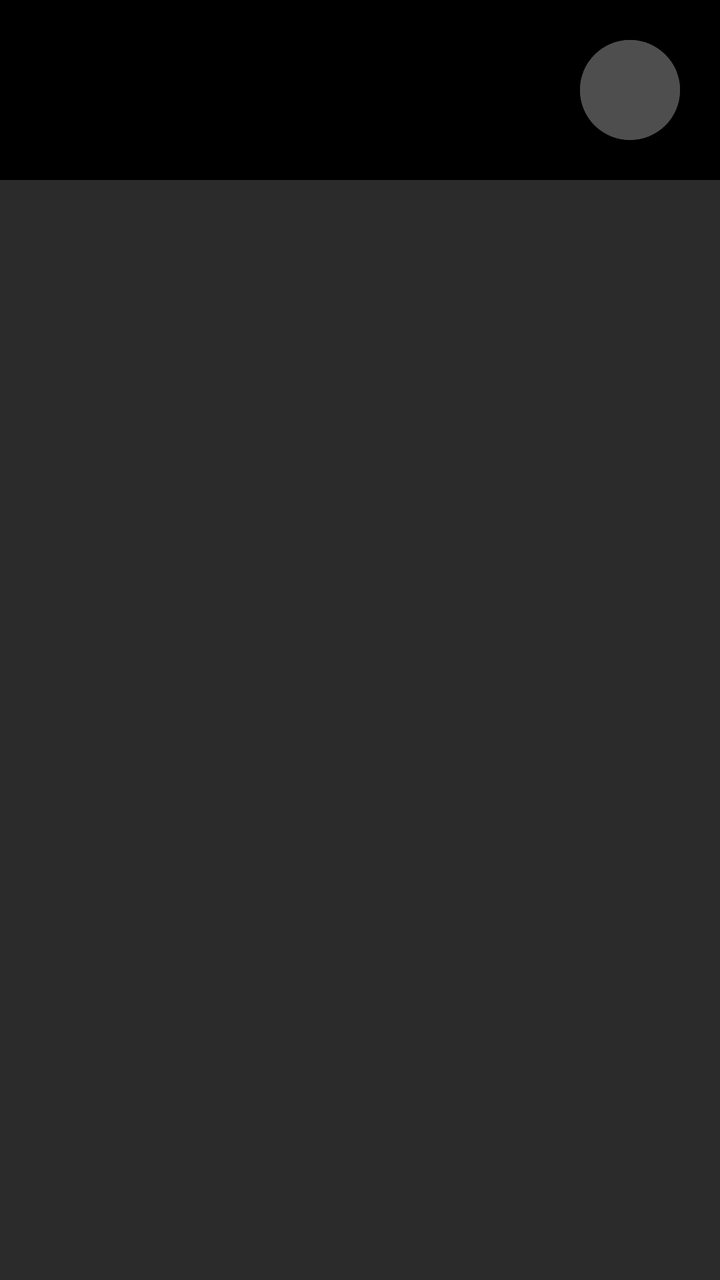
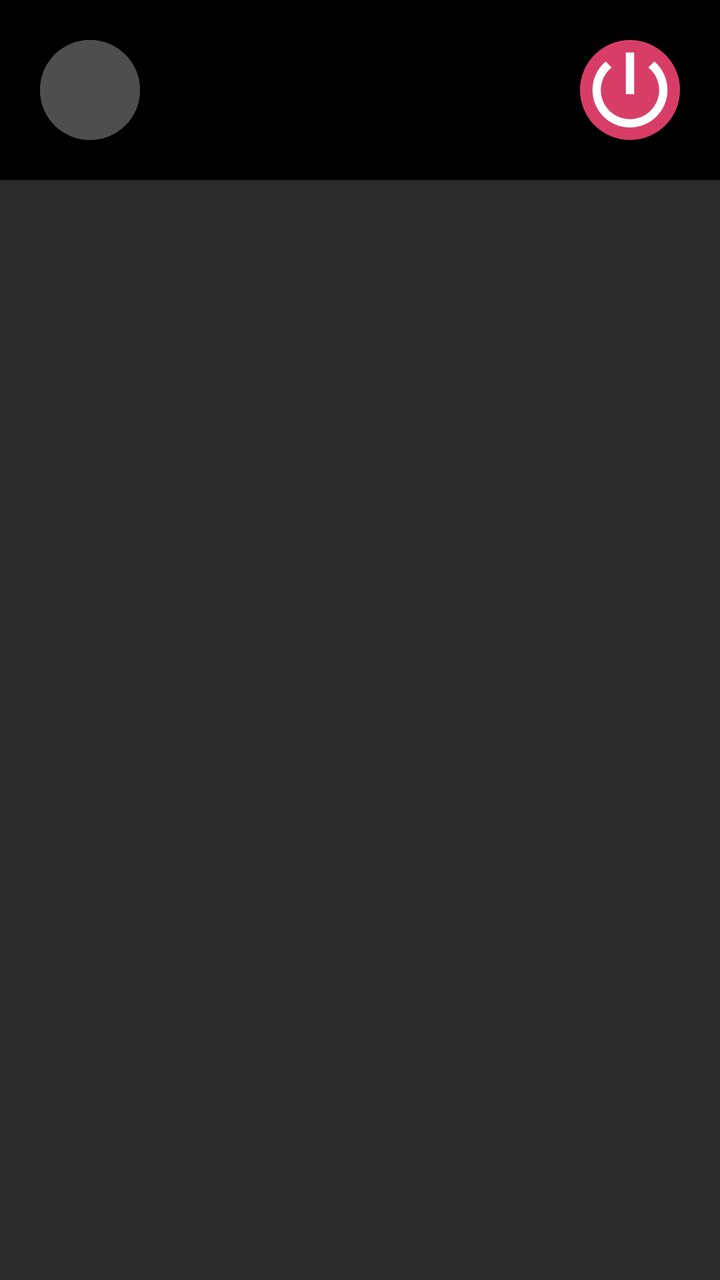

The first picture is an Android layout as it rendered before a commit; the second is the same layout after the commit. The layout source and the unified diff follow.
<!-- AndroidManifest.xml: application theme Theme.SignIn_App -->
<!-- res/layout/activity_main.xml -->
<?xml version="1.0" encoding="utf-8"?>
<androidx.constraintlayout.widget.ConstraintLayout xmlns:android="http://schemas.android.com/apk/res/android"
    xmlns:app="http://schemas.android.com/apk/res-auto"
    xmlns:tools="http://schemas.android.com/tools"
    android:id="@+id/main"
    android:layout_width="match_parent"
    android:layout_height="match_parent"
    android:fitsSystemWindows="true"
    tools:context=".activities.MainActivity">


    <LinearLayout
        android:layout_width="match_parent"
        android:layout_height="90dp"
        android:gravity="center_vertical"
        app:layout_constraintTop_toTopOf="parent"
        app:layout_constraintEnd_toEndOf="parent"
        app:layout_constraintStart_toStartOf="parent">

        <TextView
            android:id="@+id/userName"
            android:layout_width="0dp"
            android:layout_height="wrap_content"
            android:text=""
            android:textSize="20sp"
            android:textColor="@color/primary"
            android:textAlignment="textStart"
            android:layout_marginStart="20dp"
            android:layout_weight="1"/>
        <ImageView
            android:id="@+id/profileImage"
            android:layout_width="50dp"
            android:layout_height="50dp"
            android:layout_marginEnd="20dp"
            android:src="@drawable/background_image"
            android:background="@drawable/background_image"
            android:scaleType="centerCrop"
            app:riv_oval="true"/>
    </LinearLayout>

    <ScrollView
        android:layout_width="match_parent"
        android:layout_height="match_parent"
        android:gravity="center"
        android:orientation="vertical"
        android:layout_marginTop="90dp"
        android:background="@color/background">

    </ScrollView>

</androidx.constraintlayout.widget.ConstraintLayout>
<!-- resources referenced by this layout -->
<resources>
  <color name="background">#2B2B2B</color>
  <color name="primary">#FFD83D68</color>
  <!-- drawable background_image (drawable) -->
  <?xml version="1.0" encoding="utf-8"?>
  <shape xmlns:android="http://schemas.android.com/apk/res/android" android:shape="oval">
      <solid android:color="@color/input_background"/>
      <corners
          android:radius="2000dp"
          />
  </shape>
  <style name="Theme.SignIn_App" parent="Base.Theme.SignIn_App" />
  <color name="input_background">#4E4E4E</color>
  <style name="Base.Theme.SignIn_App" parent="Theme.Material3.DayNight.NoActionBar">
          
          
          <item name="colorPrimary">@color/primary</item>
          <item name="android:statusBarColor">@color/primary</item>
          <item name="android:windowBackground">@color/black</item>
      </style>
  <color name="black">#FF000000</color>
</resources>

<!-- the commit's change to res/layout/activity_main.xml (unified diff, before → after) -->
@@ -17,23 +17,34 @@
         app:layout_constraintEnd_toEndOf="parent"
         app:layout_constraintStart_toStartOf="parent">
 
+        <ImageView
+            android:id="@+id/profileImage"
+            android:layout_width="50dp"
+            android:layout_height="50dp"
+            android:layout_marginStart="20dp"
+            android:src="@drawable/background_image"
+            android:background="@drawable/background_image"
+            android:scaleType="centerCrop"
+            app:riv_oval="true"/>
         <TextView
             android:id="@+id/userName"
             android:layout_width="0dp"
             android:layout_height="wrap_content"
             android:text=""
             android:textSize="20sp"
-            android:textColor="@color/primary"
-            android:textAlignment="textStart"
-            android:layout_marginStart="20dp"
+            android:layout_marginStart="5dp"
+            android:textColor="@color/white"
+            android:textAlignment="center"
             android:layout_weight="1"/>
         <ImageView
-            android:id="@+id/profileImage"
+            android:id="@+id/signOut"
             android:layout_width="50dp"
             android:layout_height="50dp"
+            android:layout_marginStart="5dp"
             android:layout_marginEnd="20dp"
-            android:src="@drawable/background_image"
+            android:src="@drawable/baseline_power_settings_new_24"
             android:background="@drawable/background_image"
+            android:backgroundTint="@color/primary"
             android:scaleType="centerCrop"
             app:riv_oval="true"/>
     </LinearLayout>
<!-- resource entries referenced after the edit -->
@@ -2,6 +2,7 @@
 <resources>
   <color name="background">#2B2B2B</color>
   <color name="primary">#FFD83D68</color>
+  <color name="white">#FFFFFFFF</color>
   <!-- drawable background_image (drawable) -->
   <?xml version="1.0" encoding="utf-8"?>
   <shape xmlns:android="http://schemas.android.com/apk/res/android" android:shape="oval">
@@ -10,6 +11,12 @@
           android:radius="2000dp"
           />
   </shape>
+  <!-- drawable baseline_power_settings_new_24 (drawable) -->
+  <vector xmlns:android="http://schemas.android.com/apk/res/android" android:height="24dp" android:tint="#FFFFFF" android:viewportHeight="24" android:viewportWidth="24" android:width="24dp">
+        
+      <path android:fillColor="@android:color/white" android:pathData="M13,3h-2v10h2L13,3zM17.83,5.17l-1.42,1.42C17.99,7.86 19,9.81 19,12c0,3.87 -3.13,7 -7,7s-7,-3.13 -7,-7c0,-2.19 1.01,-4.14 2.58,-5.42L6.17,5.17C4.23,6.82 3,9.26 3,12c0,4.97 4.03,9 9,9s9,-4.03 9,-9c0,-2.74 -1.23,-5.18 -3.17,-6.83z"/>
+      
+  </vector>
   <style name="Theme.SignIn_App" parent="Base.Theme.SignIn_App" />
   <color name="input_background">#4E4E4E</color>
   <style name="Base.Theme.SignIn_App" parent="Theme.Material3.DayNight.NoActionBar">
